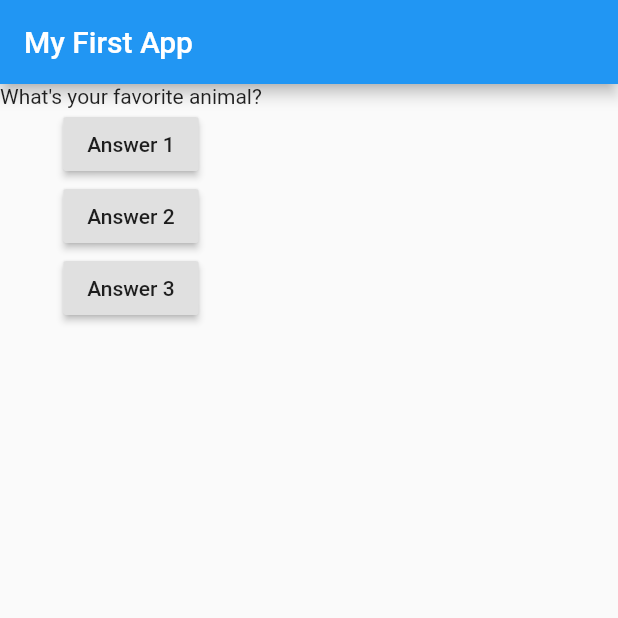
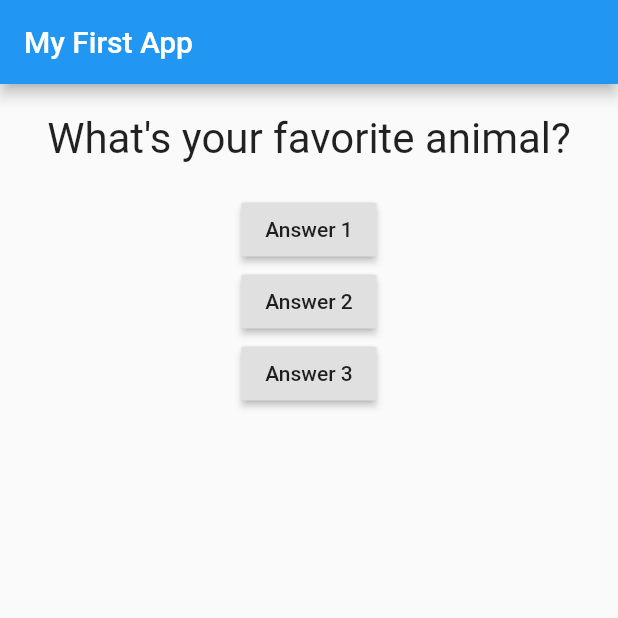
Before and after one commit to sidneyaguirre/flutter, a Flutter app: the screen it shows after launch, on a phone screen of 412 x 824 dp, the top half of it. Run offline on Flutter 3.47's test engine with Material 2 defaults, Android fonts, the phone set to English and light mode, and no system bars.

Commit message:
granular app

```diff
--- a/lib/main.dart
+++ b/lib/main.dart
@@ -1,5 +1,6 @@
 import 'package:flutter/material.dart';
 
+import './question.dart';
 // void main() {
 //   runApp(MyApp());
 // }
@@ -40,7 +41,7 @@ class _MyAppState extends State<MyApp> {
         ),
         body: Column(
           children: <Widget>[
-            Text(questions.elementAt(questionIndex),),
+            Question(questions.elementAt(questionIndex),),
             RaisedButton(child: Text('Answer 1'), onPressed: _answerQuestion,),
             RaisedButton(child: Text('Answer 2'), onPressed: _answerQuestion,),
             RaisedButton(child: Text('Answer 3'), onPressed: _answerQuestion,),
--- a/lib/question.dart
+++ b/lib/question.dart
@@ -1,8 +1,7 @@
 import 'package:flutter/material.dart';
 
 class Question extends StatelessWidget {
-  final String
-      questionText; //it's a good convention to add final as in theory we could change the prop inside the class
+  final String questionText; //it's a good convention to add final as in theory we could change the prop inside the class
 
   //constructor
   Question(this.questionText);
```
